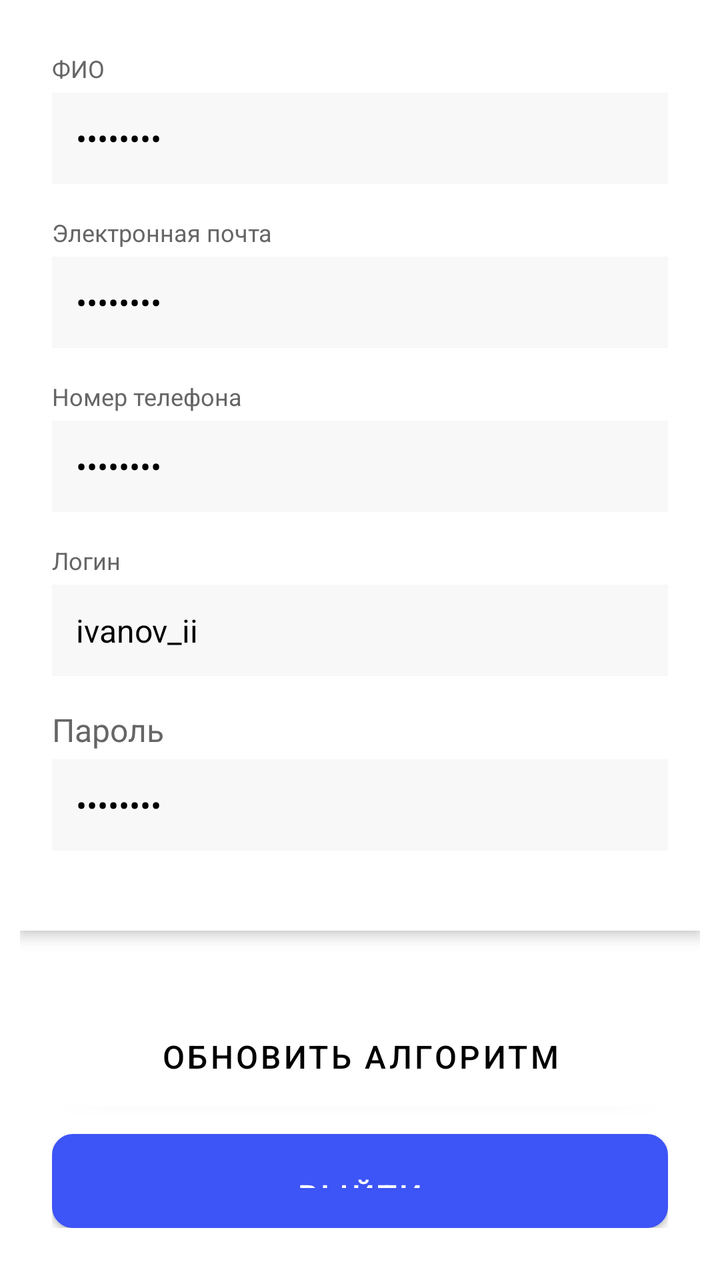
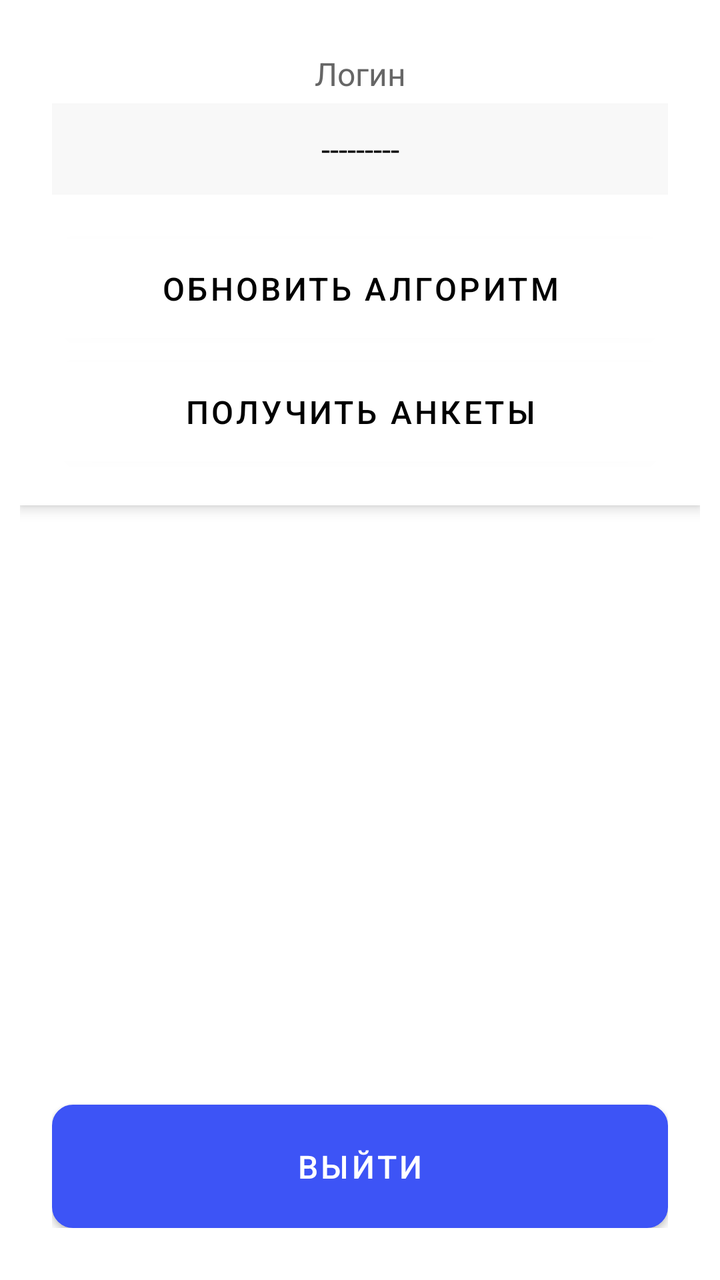

Before-and-after screenshots of an Android layout around one commit, followed by the original layout XML and the change that was made.
<!-- AndroidManifest.xml: application theme Theme.Pancreatitis -->
<!-- res/layout/fragment_profile.xml -->
<?xml version="1.0" encoding="utf-8"?>
<FrameLayout
    xmlns:android="http://schemas.android.com/apk/res/android"
    xmlns:tools="http://schemas.android.com/tools"
    android:layout_width="match_parent"
    android:layout_height="match_parent">

    <LinearLayout
        android:layout_width="match_parent"
        android:layout_height="match_parent"
        android:orientation="vertical"
        android:padding="10dp" >

        
        <LinearLayout
            android:layout_width="match_parent"
            android:layout_height="wrap_content"
            android:orientation="vertical"
            android:background="#FFFFFF"
            android:padding="16dp"
            android:layout_marginBottom="16dp"
            android:elevation="4dp">

            
            <TextView
                android:layout_width="match_parent"
                android:layout_height="wrap_content"
                android:text="ФИО"
                android:textSize="12sp"
                android:textColor="#666666"
                android:layout_marginBottom="4dp" />

            <EditText
                android:id="@+id/fioValue"
                android:layout_width="match_parent"
                android:layout_height="wrap_content"
                android:text="••••••••"
                android:enabled="false"
                android:textSize="16sp"
                android:textColor="#000000"
                android:padding="12dp"
                android:background="#F8F8F8"
                android:layout_marginBottom="16dp" />

            
            <TextView
                android:layout_width="match_parent"
                android:layout_height="wrap_content"
                android:text="Электронная почта"
                android:textSize="12sp"
                android:textColor="#666666"
                android:layout_marginBottom="4dp" />

            <EditText
                android:id="@+id/emailValue"
                android:layout_width="match_parent"
                android:layout_height="wrap_content"
                android:text="••••••••"
                android:enabled="false"
                android:textSize="16sp"
                android:textColor="#000000"
                android:padding="12dp"
                android:background="#F8F8F8"
                android:layout_marginBottom="16dp" />

            
            <TextView
                android:layout_width="match_parent"
                android:layout_height="wrap_content"
                android:text="Номер телефона"
                android:textSize="12sp"
                android:textColor="#666666"
                android:layout_marginBottom="4dp" />

            <EditText
                android:id="@+id/phoneValue"
                android:layout_width="match_parent"
                android:layout_height="wrap_content"
                android:text="••••••••"
                android:enabled="false"
                android:textSize="16sp"
                android:textColor="#000000"
                android:padding="12dp"
                android:background="#F8F8F8"
                android:layout_marginBottom="16dp" />

            
            <TextView
                android:layout_width="match_parent"
                android:layout_height="wrap_content"
                android:text="Логин"
                android:textSize="12sp"
                android:textColor="#666666"
                android:layout_marginBottom="4dp" />

            <EditText
                android:id="@+id/loginValue"
                android:layout_width="match_parent"
                android:layout_height="wrap_content"
                android:text="ivanov_ii"
                android:enabled="false"
                android:textSize="16sp"
                android:textColor="#000000"
                android:padding="12dp"
                android:background="#F8F8F8"
                android:layout_marginBottom="16dp" />

            
            <TextView
                android:layout_width="match_parent"
                android:layout_height="wrap_content"
                android:text="Пароль"
                android:textSize="16sp"
                android:textColor="#666666"
                android:layout_marginBottom="4dp" />

            <EditText
                android:id="@+id/passwordValue"
                android:layout_width="match_parent"
                android:layout_height="wrap_content"
                android:text="••••••••"
                android:enabled="false"
                android:textSize="16sp"
                android:textColor="#000000"
                android:padding="12dp"
                android:background="#F8F8F8"
                android:layout_marginBottom="24dp" />

        </LinearLayout>

        <LinearLayout
            android:layout_width="match_parent"
            android:layout_height="match_parent"
            android:orientation="vertical"
            android:gravity="bottom"
            android:padding="16dp">

            <Button
                android:id="@+id/btn_update_training_data"
                android:layout_width="match_parent"
                android:layout_height="wrap_content"
                android:text="Обновить алгоритм"
                android:textSize="16sp"
                android:padding="14dp"
                android:backgroundTint="@color/white"
                android:textColor="@color/black" />

            <Button
                android:id="@+id/btn_logout"
                android:layout_width="match_parent"
                android:layout_height="wrap_content"
                android:background="@drawable/rounded_background"
                android:padding="14dp"
                android:text="Выйти"
                android:textColor="#FFFFFF"
                android:textSize="16sp"
                android:layout_marginTop="8dp" />

        </LinearLayout>

    </LinearLayout>

    <include
        android:id="@+id/loading_overlay"
        layout="@layout/loading_overlay"
        />
</FrameLayout>
<!-- res/layout/loading_overlay.xml (included above) -->
<?xml version="1.0" encoding="utf-8"?>
<FrameLayout
    xmlns:android="http://schemas.android.com/apk/res/android"
    android:visibility="gone"
    android:layout_width="match_parent"
    android:layout_height="match_parent"
    android:background="@color/white"
    android:clickable="true"
    android:focusable="true">

    <ProgressBar
        android:layout_gravity="center"
        android:indeterminate="true"
        android:layout_width="64dp"
        android:layout_height="64dp"/>

    <TextView
        android:layout_gravity="center"
        android:layout_width="wrap_content"
        android:layout_height="wrap_content"
        android:layout_marginTop="64dp"
        android:textColor="@color/black"
        android:textSize="20dp"
        android:text="Работаем..." />
</FrameLayout>
<!-- resources referenced by this layout -->
<resources>
  <color name="black">#FF000000</color>
  <color name="white">#FFFFFFFF</color>
  <!-- drawable rounded_background (drawable) -->
  <?xml version="1.0" encoding="utf-8"?>
  <shape xmlns:android="http://schemas.android.com/apk/res/android"
      android:shape="rectangle">
      <corners android:radius="10dp"/>  
      <solid android:color="@android:color/white"/> 
      <padding
          android:left="2dp"
          android:right="2dp"
          android:top="2dp"
          android:bottom="2dp"/>
  
      <stroke
          android:width="1dp"
          android:color="@color/colorCircle"/> 
  </shape>
  <style name="Theme.Pancreatitis" parent="Theme.MaterialComponents.DayNight.DarkActionBar">
          
          <item name="colorPrimary">@color/colorActive</item>
          <item name="colorPrimaryVariant">@color/colorActive</item>
          <item name="colorOnPrimary">@color/white</item>
          
          <item name="colorSecondary">@color/teal_200</item>
          <item name="colorSecondaryVariant">@color/teal_700</item>
          <item name="colorOnSecondary">@color/black</item>
          
          <item name="android:statusBarColor">?attr/colorPrimaryVariant</item>
          
      </style>
  <color name="colorCircle">#C5DDFD</color>
  <color name="colorActive">#3D54F6</color>
  <color name="teal_200">#FF03DAC5</color>
  <color name="teal_700">#FF018786</color>
</resources>

<!-- the commit's change to res/layout/fragment_profile.xml (unified diff, before → after) -->
@@ -25,71 +25,9 @@
             <TextView
                 android:layout_width="match_parent"
                 android:layout_height="wrap_content"
-                android:text="ФИО"
-                android:textSize="12sp"
-                android:textColor="#666666"
-                android:layout_marginBottom="4dp" />
-
-            <EditText
-                android:id="@+id/fioValue"
-                android:layout_width="match_parent"
-                android:layout_height="wrap_content"
-                android:text="••••••••"
-                android:enabled="false"
+                android:text="Логин"
+                android:gravity="center"
                 android:textSize="16sp"
-                android:textColor="#000000"
-                android:padding="12dp"
-                android:background="#F8F8F8"
-                android:layout_marginBottom="16dp" />
-
-            
-            <TextView
-                android:layout_width="match_parent"
-                android:layout_height="wrap_content"
-                android:text="Электронная почта"
-                android:textSize="12sp"
-                android:textColor="#666666"
-                android:layout_marginBottom="4dp" />
-
-            <EditText
-                android:id="@+id/emailValue"
-                android:layout_width="match_parent"
-                android:layout_height="wrap_content"
-                android:text="••••••••"
-                android:enabled="false"
-                android:textSize="16sp"
-                android:textColor="#000000"
-                android:padding="12dp"
-                android:background="#F8F8F8"
-                android:layout_marginBottom="16dp" />
-
-            
-            <TextView
-                android:layout_width="match_parent"
-                android:layout_height="wrap_content"
-                android:text="Номер телефона"
-                android:textSize="12sp"
-                android:textColor="#666666"
-                android:layout_marginBottom="4dp" />
-
-            <EditText
-                android:id="@+id/phoneValue"
-                android:layout_width="match_parent"
-                android:layout_height="wrap_content"
-                android:text="••••••••"
-                android:enabled="false"
-                android:textSize="16sp"
-                android:textColor="#000000"
-                android:padding="12dp"
-                android:background="#F8F8F8"
-                android:layout_marginBottom="16dp" />
-
-            
-            <TextView
-                android:layout_width="match_parent"
-                android:layout_height="wrap_content"
-                android:text="Логин"
-                android:textSize="12sp"
                 android:textColor="#666666"
                 android:layout_marginBottom="4dp" />
 
@@ -97,43 +35,14 @@
                 android:id="@+id/loginValue"
                 android:layout_width="match_parent"
                 android:layout_height="wrap_content"
-                android:text="ivanov_ii"
+                android:text="---------"
+                android:gravity="center"
                 android:enabled="false"
                 android:textSize="16sp"
                 android:textColor="#000000"
                 android:padding="12dp"
                 android:background="#F8F8F8"
                 android:layout_marginBottom="16dp" />
-
-            
-            <TextView
-                android:layout_width="match_parent"
-                android:layout_height="wrap_content"
-                android:text="Пароль"
-                android:textSize="16sp"
-                android:textColor="#666666"
-                android:layout_marginBottom="4dp" />
-
-            <EditText
-                android:id="@+id/passwordValue"
-                android:layout_width="match_parent"
-                android:layout_height="wrap_content"
-                android:text="••••••••"
-                android:enabled="false"
-                android:textSize="16sp"
-                android:textColor="#000000"
-                android:padding="12dp"
-                android:background="#F8F8F8"
-                android:layout_marginBottom="24dp" />
-
-        </LinearLayout>
-
-        <LinearLayout
-            android:layout_width="match_parent"
-            android:layout_height="match_parent"
-            android:orientation="vertical"
-            android:gravity="bottom"
-            android:padding="16dp">
 
             <Button
                 android:id="@+id/btn_update_training_data"
@@ -144,6 +53,25 @@
                 android:padding="14dp"
                 android:backgroundTint="@color/white"
                 android:textColor="@color/black" />
+
+            <Button
+                android:id="@+id/btn_get_dump"
+                android:layout_width="match_parent"
+                android:layout_height="wrap_content"
+                android:text="Получить анкеты"
+                android:textSize="16sp"
+                android:padding="14dp"
+                android:backgroundTint="@color/white"
+                android:textColor="@color/black" />
+
+        </LinearLayout>
+
+        <LinearLayout
+            android:layout_width="match_parent"
+            android:layout_height="match_parent"
+            android:orientation="vertical"
+            android:gravity="bottom"
+            android:padding="16dp">
 
             <Button
                 android:id="@+id/btn_logout"
